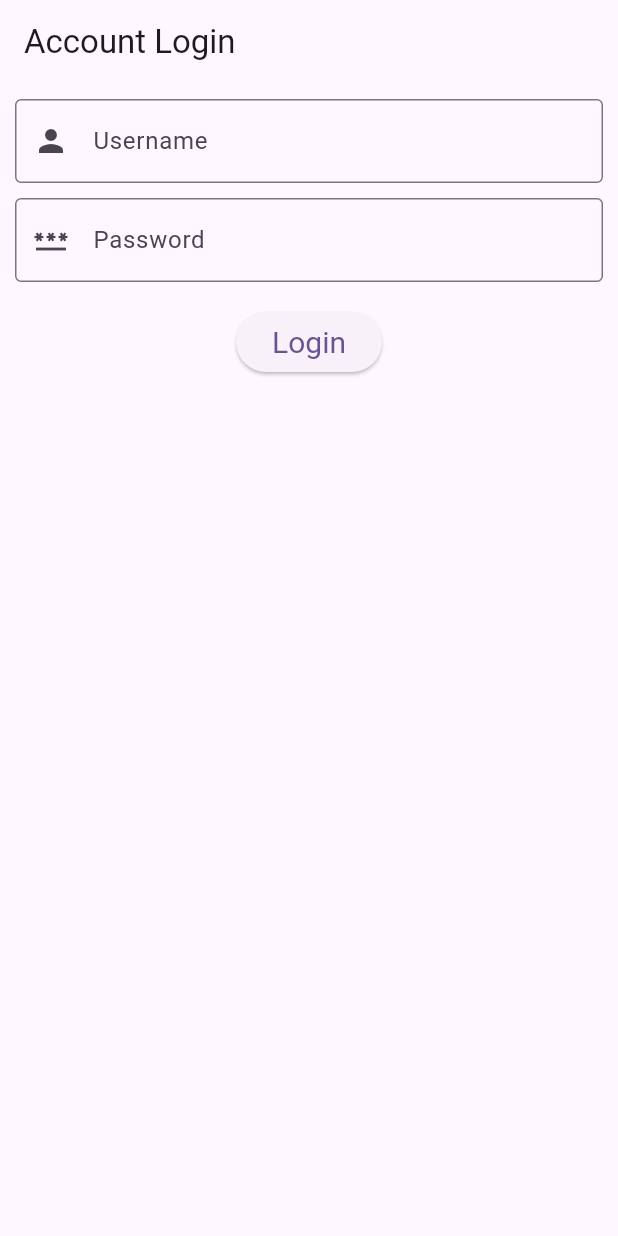
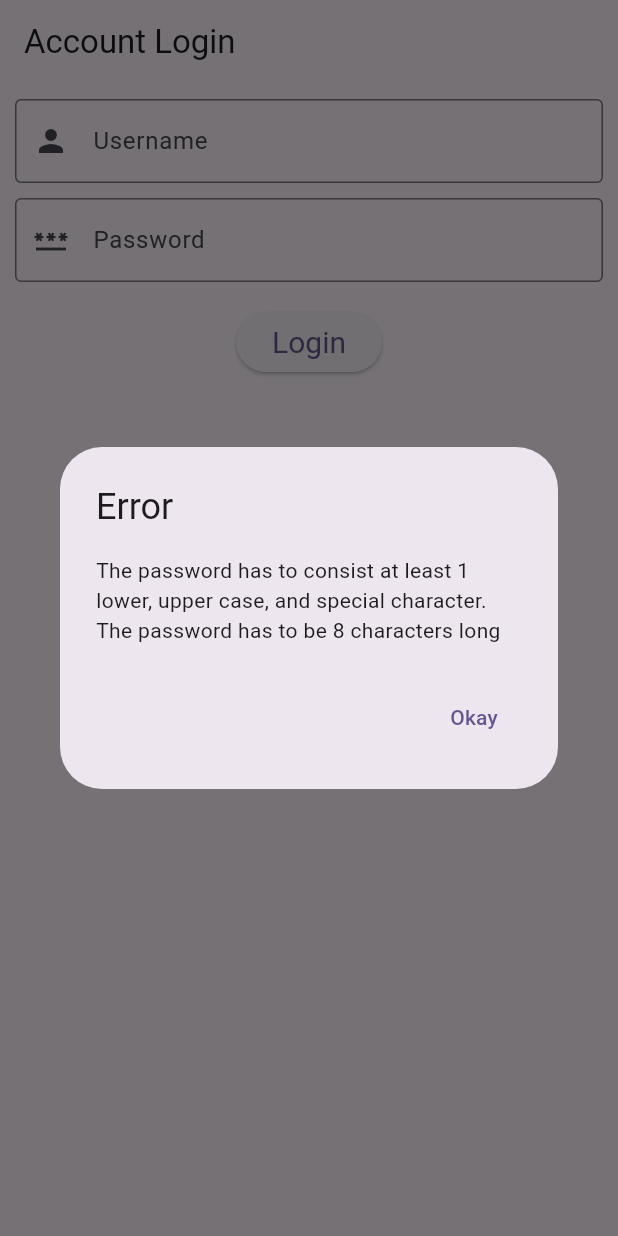
Before and after one commit to BraxWong/Daily-Leetcode-Randomizer, a Flutter app: the screen it shows after launch, after a tap on "Login", on a phone screen of 412 x 824 dp. Run offline on Flutter 3.47's test engine with Material 3 defaults, Android fonts, the phone set to English and light mode, and no system bars; our stand-ins replace sqflite; accounts and stored records are empty.

Commit message:
feature: Obscured password when logging in. Fixed password validator for special characters.

```diff
--- a/daily_leetcode_randomizer/lib/Login.dart
+++ b/daily_leetcode_randomizer/lib/Login.dart
@@ -53,16 +53,17 @@ class _BodyState extends State<Body> {
   void createNewAccount({required String username, required String password, required BuildContext context}) {
     UserDetailsDB().usernameExistsInDB(this.username).then((usernameExists) {
       if(!usernameExists){
-        print("Username not found. Creating a new account.");
         UserDetailsDB().create(username: this.username, password: this.password).then((validPassword) {
           if(validPassword != -1) {
             Navigator.push(context, MaterialPageRoute(builder: (context) => MyHomePage(this.username)));
+            PopUpWindow().showPopUpWindow(context, "Create New Account", "Username not found. Creating a new account");
+          } else {
+            PopUpWindow().showPopUpWindow(context, "Error", "The password has to consist at least 1 lower, upper case, and special character. The password has to be 8 characters long");
           }
         });
       } else {
         /*Falls through for now */
         PopUpWindow().showPopUpWindow(context, "Incorrect Password", "Incorrect password, please try again");
-        print("Incorrect password. Please try again.");
       }
     });
   }
@@ -88,6 +89,7 @@ class _BodyState extends State<Body> {
                         SizedBox(height: 10),
                         TextField(
                           controller: passwordController,
+                          obscureText: true,
                           decoration: InputDecoration(
                             prefixIcon: Icon(
                               Icons.password
--- a/daily_leetcode_randomizer/lib/UserDetails.dart
+++ b/daily_leetcode_randomizer/lib/UserDetails.dart
@@ -23,7 +23,7 @@ class UserDetails {
   bool checkPasswordStrength(String password){
     bool hasUpperCase = false;
     bool hasLowerCase = false;
-    final specialSymbolsRegEx = RegExp(r'''[^$*.[\]{}()?\-"'!@#%&/\\,><:;_~`+=]''');
+    final specialSymbolsRegEx = RegExp(r'[!@#$%^&*(),.?":{}|<>]');
     password.runes.forEach((int rune) {
       var character = new String.fromCharCode(rune);
       if(character == character.toUpperCase()){
@@ -32,7 +32,7 @@ class UserDetails {
         hasLowerCase = true;
       }
     });
-    if(hasUpperCase && hasLowerCase && password.length >= 8 && password.contains(specialSymbolsRegEx)){
+    if(hasUpperCase && hasLowerCase && password.length >= 8 && specialSymbolsRegEx.hasMatch(password)){
       return true;
     }
     return false;
```
